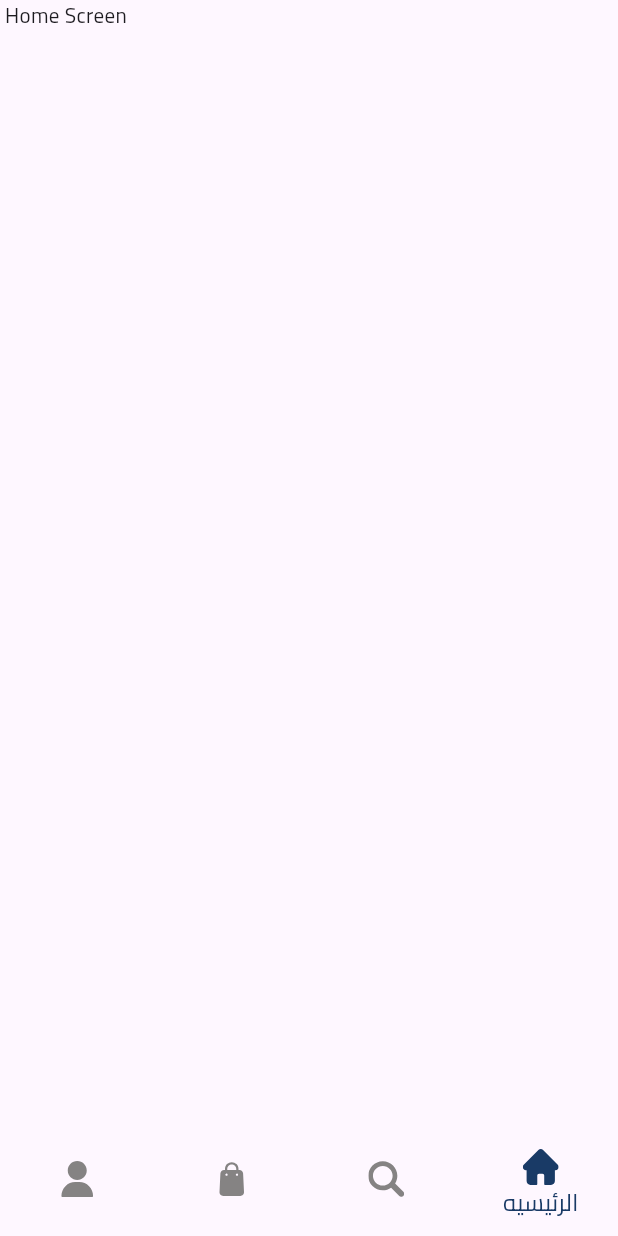
After one commit to Kareemm0/two_be, a Flutter app: the BottomNavBarScreen screen opened by its route, on a phone screen of 412 x 824 dp. The commit adds this screen. Run offline on Flutter 3.47's test engine with Material 3 defaults, Android fonts, the phone set to English and light mode, and no system bars; our stand-ins replace dotted_border, equatable, flutter_bloc, flutter_svg, go_router.

Commit message:
finish_bottom_nav_bar

```diff
--- a/lib/Features/Auth/presentation/view/login_screen.dart
+++ b/lib/Features/Auth/presentation/view/login_screen.dart
@@ -1,9 +1,11 @@
 import 'package:flutter/material.dart';
 import 'package:flutter_bloc/flutter_bloc.dart';
+import 'package:go_router/go_router.dart';
 import 'package:two_be/Features/Auth/presentation/cubit/auth_cubit.dart';
 import 'package:two_be/Features/Auth/presentation/cubit/auth_state.dart';
 import 'package:two_be/Features/Auth/presentation/widget/custom_social_media_buttons.dart';
 import 'package:two_be/Features/Auth/presentation/widget/custom_text_form_filed.dart';
+import 'package:two_be/core/routes/routes.dart';
 import 'package:two_be/core/utils/app_colors.dart';
 import 'package:two_be/core/utils/app_images.dart';
 import 'package:two_be/core/utils/app_text_style.dart';
@@ -68,6 +70,9 @@ class LoginScreen extends StatelessWidget {
                           text: "تسجيل الدخول",
                           containerColor: AppColors.secondaryColor,
                           textColor: AppColors.primaryColor,
+                          onPressed: () {
+                            context.pushReplacement(Routes.bottomNavigationBar);
+                          },
                         ),
                         CustomAuthText(
                           isLoadgin: true,
--- /dev/null
+++ b/lib/Features/bottom_nav_bar/presentation/cubit/bottom_nav_bar_cubit.dart
@@ -0,0 +1,29 @@
+import 'package:flutter/material.dart';
+import 'package:flutter_bloc/flutter_bloc.dart';
+import 'package:two_be/Features/bottom_nav_bar/presentation/cubit/bottom_nav_bar_state.dart';
+import 'package:two_be/Features/cart/presentation/views/cart_screen.dart';
+import 'package:two_be/Features/home/presentation/views/home_screen.dart';
+import 'package:two_be/Features/profile/presentation/view/profile_screen.dart';
+
+import '../../../search/presentation/views/search_screen.dart';
+
+class BottomNavBarCubit extends Cubit<BottomNavBarState> {
+  BottomNavBarCubit() : super(BottomNavBarStateInitialState());
+
+  static BottomNavBarCubit get(context) =>
+      BlocProvider.of<BottomNavBarCubit>(context);
+
+  int currentIndex = 0;
+
+  void changeIndex(int index) {
+    currentIndex = index;
+    emit(ChangeIndexState());
+  }
+
+  List<Widget> screens = [
+    HomeScreen(),
+    SearchScreen(),
+    CartScreen(),
+    ProfileScreen(),
+  ];
+}
--- /dev/null
+++ b/lib/Features/bottom_nav_bar/presentation/cubit/bottom_nav_bar_state.dart
@@ -0,0 +1,5 @@
+abstract class BottomNavBarState {}
+
+class BottomNavBarStateInitialState extends BottomNavBarState {}
+
+class ChangeIndexState extends BottomNavBarState {}
--- /dev/null
+++ b/lib/Features/bottom_nav_bar/presentation/view/bottom_nav_bar_screen.dart
@@ -0,0 +1,90 @@
+import 'package:flutter/material.dart';
+import 'package:flutter_bloc/flutter_bloc.dart';
+import 'package:flutter_svg/svg.dart';
+import 'package:two_be/Features/bottom_nav_bar/presentation/cubit/bottom_nav_bar_cubit.dart';
+import 'package:two_be/Features/bottom_nav_bar/presentation/cubit/bottom_nav_bar_state.dart';
+import 'package:two_be/core/utils/app_images.dart';
+
+import '../../../../core/utils/app_colors.dart';
+
+class BottomNavBarScreen extends StatelessWidget {
+  const BottomNavBarScreen({super.key});
+
+  @override
+  Widget build(BuildContext context) {
+    return BlocProvider(
+      create: (context) => BottomNavBarCubit(),
+      child: BlocBuilder<BottomNavBarCubit, BottomNavBarState>(
+        builder: (context, state) {
+          final cubit = BottomNavBarCubit.get(context);
+          return Scaffold(
+            bottomNavigationBar: BottomNavigationBar(
+              type: BottomNavigationBarType.fixed,
+              onTap: (index) {
+                cubit.changeIndex(index);
+              },
+              selectedItemColor: AppColors.primaryColor,
+              // unselectedItemColor: AppColor.primaryColor,
+              showUnselectedLabels: false,
+              currentIndex: cubit.currentIndex,
+              elevation: 0.0,
+              selectedFontSize: 16,
+              selectedIconTheme: IconThemeData(size: 30),
+              unselectedIconTheme: IconThemeData(size: 24),
+              items: [
+                BottomNavigationBarItem(
+                  icon: SvgPicture.asset(
+                    AppImages.home,
+                    colorFilter: ColorFilter.mode(
+                      cubit.currentIndex == 0
+                          ? AppColors.primaryColor
+                          : AppColors.grey8,
+                      BlendMode.srcIn,
+                    ),
+                  ),
+                  label: "الرئيسيه",
+                ),
+                BottomNavigationBarItem(
+                  icon: SvgPicture.asset(
+                    AppImages.search,
+                    colorFilter: ColorFilter.mode(
+                      cubit.currentIndex == 1
+                          ? AppColors.primaryColor
+                          : AppColors.grey8,
+                      BlendMode.srcIn,
+                    ),
+                  ),
+                  label: "بحث",
+                ),
+                BottomNavigationBarItem(
+                  icon: SvgPicture.asset(
+                    AppImages.cart,
+                    colorFilter: ColorFilter.mode(
+                      cubit.currentIndex == 2
+                          ? AppColors.primaryColor
+                          : AppColors.grey8,
+                      BlendMode.srcIn,
+                    ),
+                  ),
+                  label: "العربه",
+                ),
+                BottomNavigationBarItem(
+                  icon: SvgPicture.asset(
+                    AppImages.profile,
+                    colorFilter: ColorFilter.mode(
+                        cubit.currentIndex == 3
+                            ? AppColors.primaryColor
+                            : AppColors.grey8,
+                        BlendMode.srcIn),
+                  ),
+                  label: "الملف الشخصي",
+                ),
+              ],
+            ),
+            body: cubit.screens[cubit.currentIndex],
+          );
+        },
+      ),
+    );
+  }
+}
--- /dev/null
+++ b/lib/Features/cart/presentation/views/cart_screen.dart
@@ -0,0 +1,12 @@
+import 'package:flutter/material.dart';
+
+class CartScreen extends StatelessWidget {
+  const CartScreen({super.key});
+
+  @override
+  Widget build(BuildContext context) {
+    return Scaffold(
+      body: Text("Cart Screen "),
+    );
+  }
+}
--- /dev/null
+++ b/lib/Features/home/presentation/views/home_screen.dart
@@ -0,0 +1,12 @@
+import 'package:flutter/material.dart';
+
+class HomeScreen extends StatelessWidget {
+  const HomeScreen({super.key});
+
+  @override
+  Widget build(BuildContext context) {
+    return Scaffold(
+      body: Text("Home Screen "),
+    );
+  }
+}
--- /dev/null
+++ b/lib/Features/profile/presentation/view/profile_screen.dart
@@ -0,0 +1,12 @@
+import 'package:flutter/material.dart';
+
+class ProfileScreen extends StatelessWidget {
+  const ProfileScreen({super.key});
+
+  @override
+  Widget build(BuildContext context) {
+    return Scaffold(
+      body: Text("Profile Screen "),
+    );
+  }
+}
--- /dev/null
+++ b/lib/Features/search/presentation/views/search_screen.dart
@@ -0,0 +1,12 @@
+import 'package:flutter/material.dart';
+
+class SearchScreen extends StatelessWidget {
+  const SearchScreen({super.key});
+
+  @override
+  Widget build(BuildContext context) {
+    return Scaffold(
+      body: Text("Search Screen "),
+    );
+  }
+}
--- a/lib/core/routes/app_router.dart
+++ b/lib/core/routes/app_router.dart
@@ -1,6 +1,7 @@
 import 'package:go_router/go_router.dart';
 import 'package:two_be/Features/Auth/presentation/view/login_screen.dart';
 import 'package:two_be/Features/Auth/presentation/view/register_screen.dart';
+import 'package:two_be/Features/bottom_nav_bar/presentation/view/bottom_nav_bar_screen.dart';
 import 'package:two_be/Features/onBoarding/presentation/views/on_boarding_screen.dart';
 import 'package:two_be/core/routes/routes.dart';
 import '../../Features/splash/presentation/view/splash_screen.dart';
@@ -21,5 +22,9 @@ final appRouter = GoRouter(routes: [
   GoRoute(
     path: Routes.register,
     builder: (ctx, state) => RegisterScreen(),
+  ),
+  GoRoute(
+    path: Routes.bottomNavigationBar,
+    builder: (ctx, state) => BottomNavBarScreen(),
   )
 ]);
--- a/lib/core/routes/routes.dart
+++ b/lib/core/routes/routes.dart
@@ -3,4 +3,5 @@ class Routes {
   static String login = '/login';
   static String onBoarding = '/onBoarding';
   static String register = '/register';
+  static String bottomNavigationBar = '/bottomNavigationBar';
 }
--- a/lib/core/utils/app_images.dart
+++ b/lib/core/utils/app_images.dart
@@ -10,4 +10,8 @@ class AppImages {
   //! Vectors Images
 
   static const String google = '${_vectos}google.svg';
+  static const String home = '${_vectos}home.svg';
+  static const String search = '${_vectos}search.svg';
+  static const String cart = '${_vectos}cart.svg';
+  static const String profile = '${_vectos}profile.svg';
 }
```
Also changed, not shown: assets/vectors/cart.svg (added), assets/vectors/home.svg (added), assets/vectors/profile.svg (added), assets/vectors/search.svg (added).
